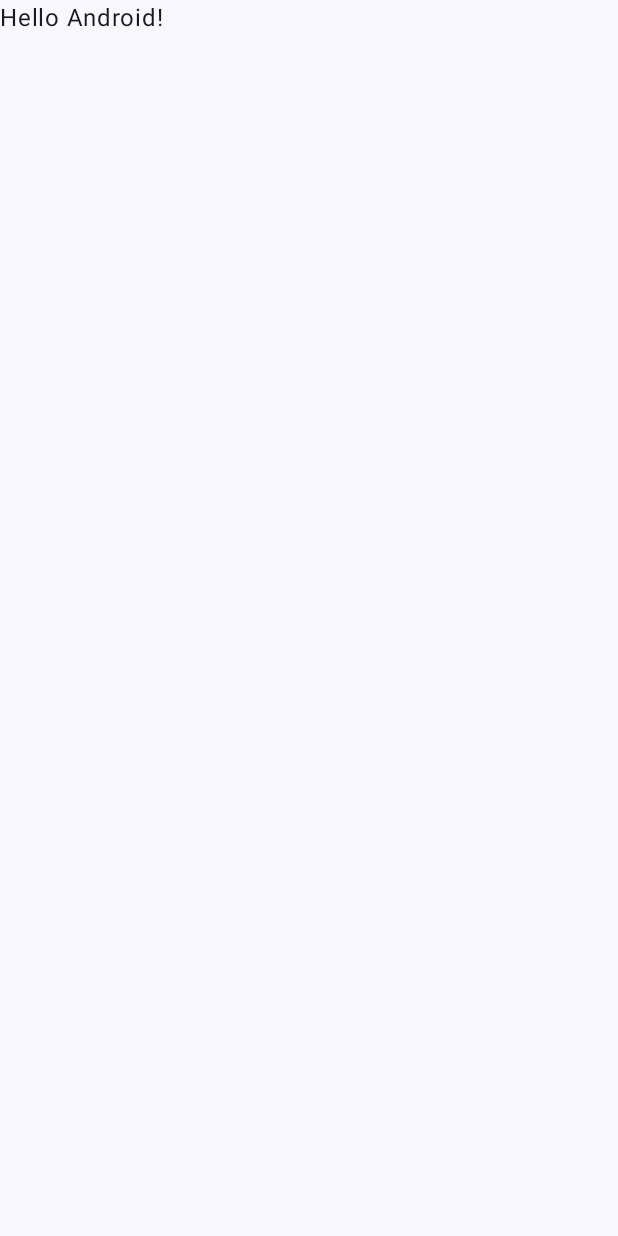
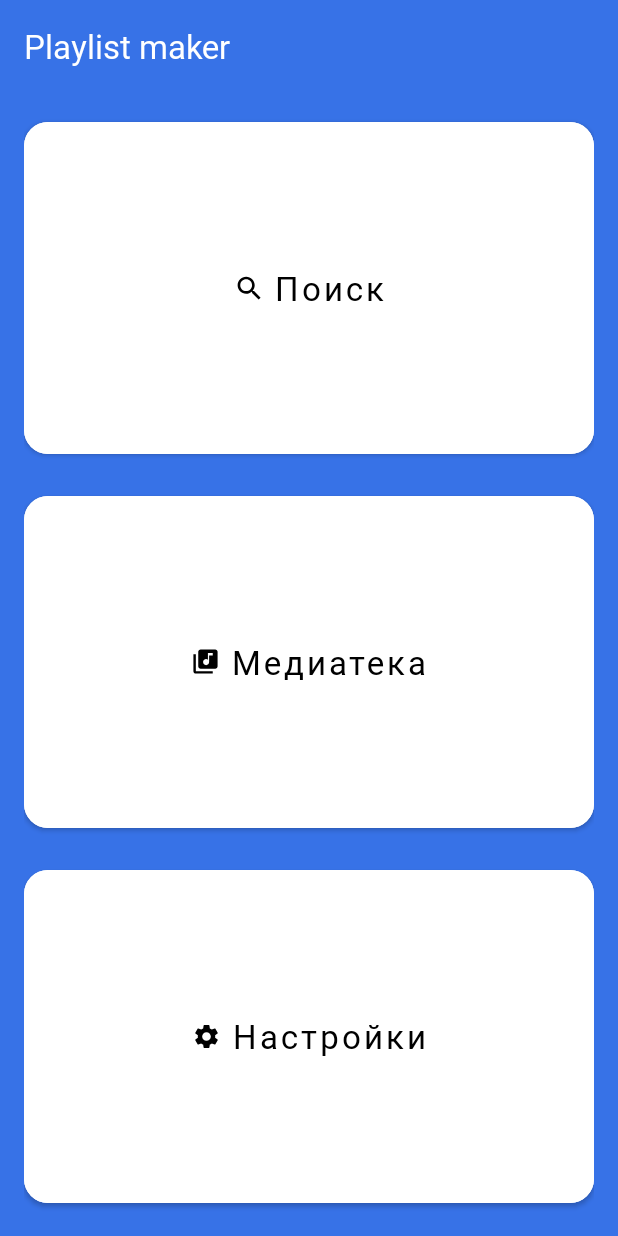
Before and after one commit to victo-zabel/Playlist-Maker, an Android app built with Jetpack Compose: the screen it shows after launch (MainActivity), on a phone screen of 412 x 824 dp. Before the commit the screen is almost empty. Run offline under Robolectric (Android 15) with nearby library versions, the phone set to English and light mode, and no system bars.

Commit message:
Создание экранов и добавление навигации между ними

```diff
--- a/app/build.gradle.kts
+++ b/app/build.gradle.kts
@@ -6,7 +6,7 @@ plugins {
 android {
     namespace = "ru.victoriazabelina.playlistmaker"
     compileSdk {
-        version = release(36) {
+        version = release(37) {
             minorApiLevel = 1
         }
     }
@@ -14,7 +14,7 @@ android {
     defaultConfig {
         applicationId = "ru.victoriazabelina.playlistmaker"
         minSdk = 29
-        targetSdk = 36
+        targetSdk = 37
         versionCode = 1
         versionName = "1.0"
 
@@ -40,10 +40,12 @@ android {
 dependencies {
     implementation(platform(libs.androidx.compose.bom))
     implementation(libs.androidx.activity.compose)
+    implementation(libs.androidx.activity.ktx)
     implementation(libs.androidx.compose.material3)
     implementation(libs.androidx.compose.ui)
     implementation(libs.androidx.compose.ui.graphics)
     implementation(libs.androidx.compose.ui.tooling.preview)
+    implementation(libs.androidx.constraintlayout)
     implementation(libs.androidx.core.ktx)
     implementation(libs.androidx.lifecycle.runtime.ktx)
     testImplementation(libs.junit)
--- a/app/src/main/java/ru/victoriazabelina/playlistmaker/MainActivity.kt
+++ b/app/src/main/java/ru/victoriazabelina/playlistmaker/MainActivity.kt
@@ -1,46 +1,37 @@
 package ru.victoriazabelina.playlistmaker
 
+import android.content.Intent
 import android.os.Bundle
-import androidx.activity.ComponentActivity
-import androidx.activity.compose.setContent
-import androidx.activity.enableEdgeToEdge
-import androidx.compose.foundation.layout.fillMaxSize
-import androidx.compose.foundation.layout.padding
-import androidx.compose.material3.Scaffold
-import androidx.compose.material3.Text
-import androidx.compose.runtime.Composable
-import androidx.compose.ui.Modifier
-import androidx.compose.ui.tooling.preview.Preview
-import ru.victoriazabelina.playlistmaker.ui.theme.PlaylistMakerTheme
+import android.widget.Button
+import android.widget.ImageView
+import android.widget.Toast
+import androidx.appcompat.app.AppCompatActivity
 
-class MainActivity : ComponentActivity() {
+class MainActivity : AppCompatActivity() {
     override fun onCreate(savedInstanceState: Bundle?) {
         super.onCreate(savedInstanceState)
-        setContent {
-            PlaylistMakerTheme {
-                Scaffold(modifier = Modifier.fillMaxSize()) { innerPadding ->
-                    Greeting(
-                        name = "Android",
-                        modifier = Modifier.padding(innerPadding)
-                    )
-                }
-            }
+        showMainScreen()
+    }
+
+    private fun showMainScreen() {
+        setContentView(R.layout.activity_main)
+
+        val searchButton = findViewById<Button>(R.id.btn_search)
+        searchButton.setOnClickListener {
+            val searchIntent = Intent(this, SearchActivity::class.java)
+            startActivity(searchIntent)
+        }
+
+        val mediaButton = findViewById<Button>(R.id.btn_media)
+        mediaButton.setOnClickListener {
+            val mediaIntent = Intent(this, MediaActivity::class.java)
+            startActivity(mediaIntent)
+        }
+
+        val settingsButton = findViewById<Button>(R.id.btn_setting)
+        settingsButton.setOnClickListener {
+            val settingIntent = Intent(this, SettingActivity::class.java)
+            startActivity(settingIntent)
         }
     }
 }
-
-@Composable
-fun Greeting(name: String, modifier: Modifier = Modifier) {
-    Text(
-        text = "Hello $name!",
-        modifier = modifier
-    )
-}
-
-@Preview(showBackground = true)
-@Composable
-fun GreetingPreview() {
-    PlaylistMakerTheme {
-        Greeting("Android")
-    }
-}
--- /dev/null
+++ b/app/src/main/res/drawable/ic_arrow_back.xml
@@ -0,0 +1,5 @@
+<vector xmlns:android="http://schemas.android.com/apk/res/android" android:height="24dp" android:viewportHeight="16" android:viewportWidth="16" android:width="24dp">
+
+    <path android:fillColor="#1A1B22" android:pathData="M16,7H3.83L9.42,1.41L8,0L0,8L8,16L9.41,14.59L3.83,9H16V7Z"/>
+
+</vector>
--- /dev/null
+++ b/app/src/main/res/drawable/ic_media.xml
@@ -0,0 +1,5 @@
+<vector xmlns:android="http://schemas.android.com/apk/res/android" android:height="19dp" android:viewportHeight="24" android:viewportWidth="24" android:width="19dp">
+
+    <path android:fillColor="#1A1B22" android:pathData="M20,2H8C6.9,2 6,2.9 6,4V16C6,17.1 6.9,18 8,18H20C21.1,18 22,17.1 22,16V4C22,2.9 21.1,2 20,2ZM18,7H15V12.5C15,13.88 13.88,15 12.5,15C11.12,15 10,13.88 10,12.5C10,11.12 11.12,10 12.5,10C13.07,10 13.58,10.19 14,10.51V5H18V7ZM4,6H2V20C2,21.1 2.9,22 4,22H18V20H4V6Z"/>
+
+</vector>
--- /dev/null
+++ b/app/src/main/res/drawable/ic_search.xml
@@ -0,0 +1,5 @@
+<vector xmlns:android="http://schemas.android.com/apk/res/android" android:height="19dp" android:viewportHeight="24" android:viewportWidth="24" android:width="19dp">
+
+    <path android:fillColor="#1A1B22" android:pathData="M16.579,14.95H15.721L15.417,14.656C16.481,13.418 17.122,11.81 17.122,10.061C17.122,6.161 13.961,3 10.061,3C6.161,3 3,6.161 3,10.061C3,13.961 6.161,17.122 10.061,17.122C11.81,17.122 13.418,16.481 14.656,15.417L14.95,15.721V16.579L20.381,22L22,20.381L16.579,14.95V14.95ZM10.061,14.95C7.356,14.95 5.173,12.766 5.173,10.061C5.173,7.356 7.356,5.173 10.061,5.173C12.766,5.173 14.95,7.356 14.95,10.061C14.95,12.766 12.766,14.95 10.061,14.95Z"/>
+
+</vector>
--- /dev/null
+++ b/app/src/main/res/drawable/ic_settings.xml
@@ -0,0 +1,5 @@
+<vector xmlns:android="http://schemas.android.com/apk/res/android" android:height="19dp" android:viewportHeight="24" android:viewportWidth="24" android:width="19dp">
+
+    <path android:fillColor="#1A1B22" android:pathData="M19.14,12.94C19.18,12.64 19.2,12.33 19.2,12C19.2,11.68 19.18,11.36 19.13,11.06L21.16,9.48C21.34,9.34 21.39,9.07 21.28,8.87L19.36,5.55C19.24,5.33 18.99,5.26 18.77,5.33L16.38,6.29C15.88,5.91 15.35,5.59 14.76,5.35L14.4,2.81C14.36,2.57 14.16,2.4 13.92,2.4H10.08C9.84,2.4 9.65,2.57 9.61,2.81L9.25,5.35C8.66,5.59 8.12,5.92 7.63,6.29L5.24,5.33C5.02,5.25 4.77,5.33 4.65,5.55L2.74,8.87C2.62,9.08 2.66,9.34 2.86,9.48L4.89,11.06C4.84,11.36 4.8,11.69 4.8,12C4.8,12.31 4.82,12.64 4.87,12.94L2.84,14.52C2.66,14.66 2.61,14.93 2.72,15.13L4.64,18.45C4.76,18.67 5.01,18.74 5.23,18.67L7.62,17.71C8.12,18.09 8.65,18.41 9.24,18.65L9.6,21.19C9.65,21.43 9.84,21.6 10.08,21.6H13.92C14.16,21.6 14.36,21.43 14.39,21.19L14.75,18.65C15.34,18.41 15.88,18.09 16.37,17.71L18.76,18.67C18.98,18.75 19.23,18.67 19.35,18.45L21.27,15.13C21.39,14.91 21.34,14.66 21.15,14.52L19.14,12.94ZM12,15.6C10.02,15.6 8.4,13.98 8.4,12C8.4,10.02 10.02,8.4 12,8.4C13.98,8.4 15.6,10.02 15.6,12C15.6,13.98 13.98,15.6 12,15.6Z"/>
+
+</vector>
--- /dev/null
+++ b/app/src/main/res/drawable/ic_share.xml
@@ -0,0 +1,5 @@
+<vector xmlns:android="http://schemas.android.com/apk/res/android" android:height="27dp" android:viewportHeight="18" android:viewportWidth="16" android:width="24dp">
+
+    <path android:fillColor="#AEAFB4" android:pathData="M13.333,12.723C12.658,12.723 12.053,12.994 11.591,13.419L5.253,9.669C5.298,9.461 5.333,9.253 5.333,9.036C5.333,8.819 5.298,8.611 5.253,8.404L11.52,4.69C12,5.142 12.631,5.422 13.333,5.422C14.809,5.422 16,4.211 16,2.711C16,1.211 14.809,0 13.333,0C11.858,0 10.667,1.211 10.667,2.711C10.667,2.928 10.702,3.136 10.747,3.343L4.48,7.057C4,6.605 3.369,6.325 2.667,6.325C1.191,6.325 0,7.536 0,9.036C0,10.536 1.191,11.747 2.667,11.747C3.369,11.747 4,11.467 4.48,11.015L10.809,14.774C10.764,14.964 10.738,15.163 10.738,15.361C10.738,16.816 11.902,18 13.333,18C14.764,18 15.929,16.816 15.929,15.361C15.929,13.907 14.764,12.723 13.333,12.723Z"/>
+
+</vector>
--- /dev/null
+++ b/app/src/main/res/layout/activity_main.xml
@@ -0,0 +1,72 @@
+<?xml version="1.0" encoding="utf-8"?>
+<LinearLayout xmlns:android="http://schemas.android.com/apk/res/android"
+    xmlns:app="http://schemas.android.com/apk/res-auto"
+    android:layout_width="match_parent"
+    android:layout_height="match_parent"
+    android:background="@color/bg_light"
+    android:orientation="vertical"
+    android:padding="16dp">
+
+    <TextView
+        android:layout_width="wrap_content"
+        android:layout_height="wrap_content"
+        android:layout_marginBottom="30dp"
+        android:fontFamily="@font/ys_text_medium"
+        android:text="@string/app_name"
+        android:textColor="@color/white"
+        android:textSize="22sp" />
+
+    <Button
+        android:id="@+id/btn_search"
+        android:layout_width="match_parent"
+        android:layout_height="0dp"
+        android:layout_marginBottom="16dp"
+        android:layout_weight="1"
+        android:backgroundTint="@color/white"
+        android:fontFamily="@font/ys_text_medium"
+        android:text="@string/search"
+        android:textAllCaps="false"
+        android:textColor="@color/black"
+        android:textSize="22sp"
+        app:cornerRadius="16dp"
+        app:icon="@drawable/ic_search"
+        app:iconGravity="textStart"
+        app:iconPadding="8dp"
+        app:iconTint="@color/black" />
+
+    <Button
+        android:id="@+id/btn_media"
+        android:layout_width="match_parent"
+        android:layout_height="0dp"
+        android:layout_marginBottom="16dp"
+        android:layout_weight="1"
+        android:backgroundTint="@color/white"
+        android:fontFamily="@font/ys_text_medium"
+        android:text="@string/media"
+        android:textAllCaps="false"
+        android:textColor="@color/black"
+        android:textSize="22sp"
+        app:cornerRadius="16dp"
+        app:icon="@drawable/ic_media"
+        app:iconGravity="textStart"
+        app:iconPadding="8dp"
+        app:iconTint="@color/black" />
+
+    <Button
+        android:id="@+id/btn_setting"
+        android:layout_width="match_parent"
+        android:layout_height="0dp"
+        android:layout_weight="1"
+        android:backgroundTint="@color/white"
+        android:fontFamily="@font/ys_text_medium"
+        android:text="@string/setting"
+        android:textAllCaps="false"
+        android:textColor="@color/black"
+        android:textSize="22sp"
+        app:cornerRadius="16dp"
+        app:icon="@drawable/ic_settings"
+        app:iconGravity="textStart"
+        app:iconPadding="8dp"
+        app:iconTint="@color/black" />
+
+</LinearLayout>
--- a/app/src/main/res/values/colors.xml
+++ b/app/src/main/res/values/colors.xml
@@ -7,4 +7,6 @@
     <color name="teal_700">#FF018786</color>
     <color name="black">#FF000000</color>
     <color name="white">#FFFFFFFF</color>
+
+    <color name="bg_light">#3772E7</color>
 </resources>
--- a/app/src/main/res/values/strings.xml
+++ b/app/src/main/res/values/strings.xml
@@ -1,3 +1,11 @@
 <resources>
-    <string name="app_name">Playlist Maker</string>
+    <string name="app_name">Playlist maker</string>
+    <string name="search">Поиск</string>
+    <string name="media">Медиатека</string>
+    <string name="setting">Настройки</string>
+    <string name="back">Назад</string>
+    <string name="share">Поделиться приложением</string>
+    <string name="support">Написать в поддержку</string>
+    <string name="users_agree">Пользовательское соглашение</string>
+    <string name="dark_theme">Темная тема</string>
 </resources>
--- a/gradle/libs.versions.toml
+++ b/gradle/libs.versions.toml
@@ -10,6 +10,8 @@ activityCompose = "1.13.0"
 kotlin = "2.2.10"
 composeBom = "2026.02.01"
 material = "1.12.0"
+activityKtx = "1.13.0"
+constraintlayout = "2.1.4"
 
 [libraries]
 androidx-appcompat = { module = "androidx.appcompat:appcompat", version.ref = "appcompat" }
@@ -28,6 +30,8 @@ androidx-compose-ui-test-manifest = { group = "androidx.compose.ui", name = "ui-
 androidx-compose-ui-test-junit4 = { group = "androidx.compose.ui", name = "ui-test-junit4" }
 androidx-compose-material3 = { group = "androidx.compose.material3", name = "material3" }
 material = { module = "com.google.android.material:material", version.ref = "material" }
+androidx-activity-ktx = { group = "androidx.activity", name = "activity-ktx", version.ref = "activityKtx" }
+androidx-constraintlayout = { group = "androidx.constraintlayout", name = "constraintlayout", version.ref = "constraintlayout" }
 
 [plugins]
 android-application = { id = "com.android.application", version.ref = "agp" }
```
Also changed, not shown: app/src/main/AndroidManifest.xml (+13 -1 lines), app/src/main/java/ru/victoriazabelina/playlistmaker/MediaActivity.kt (added, +20 -0 lines), app/src/main/java/ru/victoriazabelina/playlistmaker/SearchActivity.kt (added, +20 -0 lines), app/src/main/java/ru/victoriazabelina/playlistmaker/SettingActivity.kt (added, +26 -0 lines), app/src/main/res/drawable/ic_arrow_forward.xml (added, +9 -0 lines), app/src/main/res/drawable/ic_support.xml (added, +18 -0 lines), app/src/main/res/layout/activity_media.xml (added, +10 -0 lines), app/src/main/res/layout/activity_search.xml (added, +10 -0 lines), app/src/main/res/layout/activity_settings.xml (added, +84 -0 lines).
